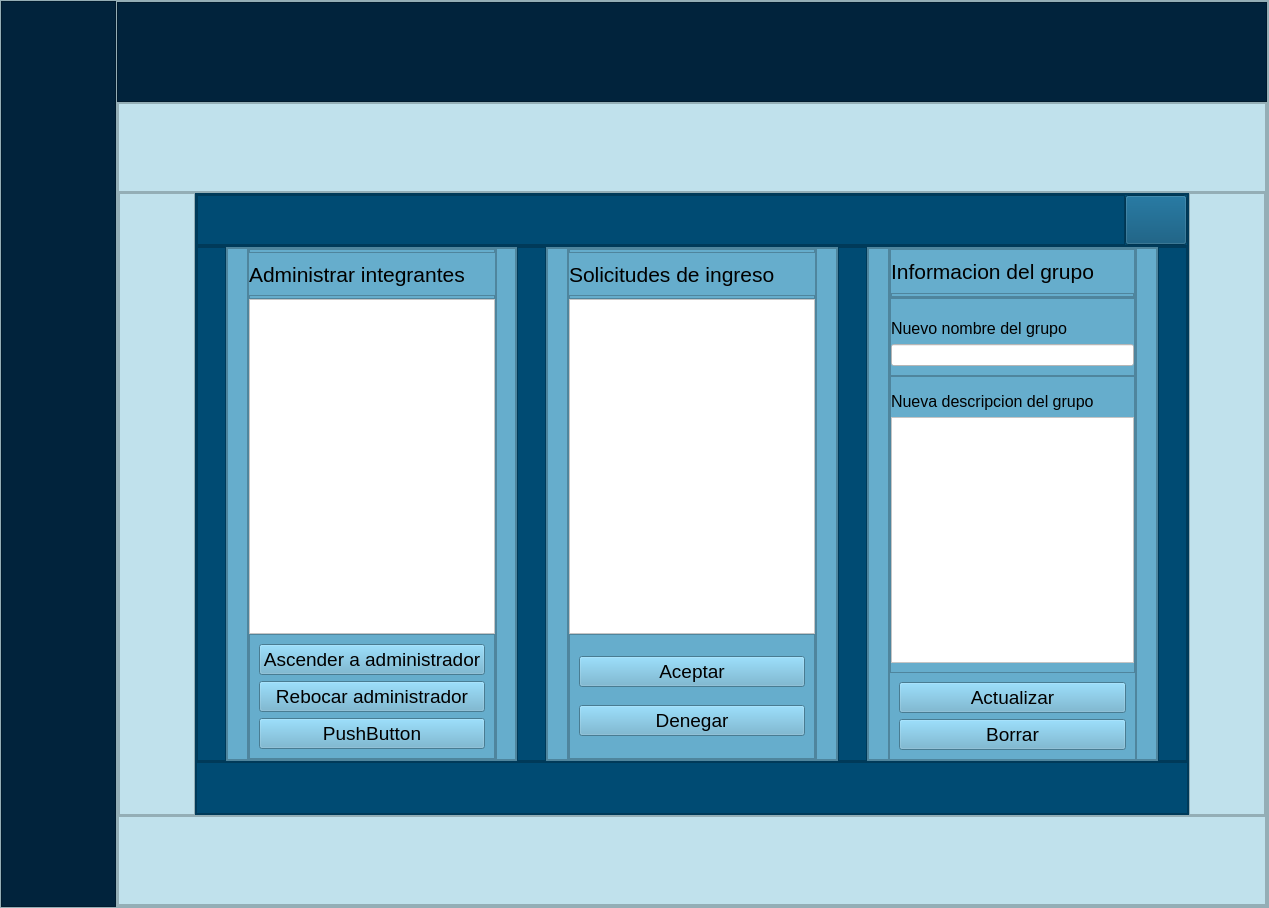
This is src/resources/interface/Ventana_AdministracionGrupos.ui in Yosoyepa/MyUnApp as Qt 5 draws it before an edit. The edited form follows.
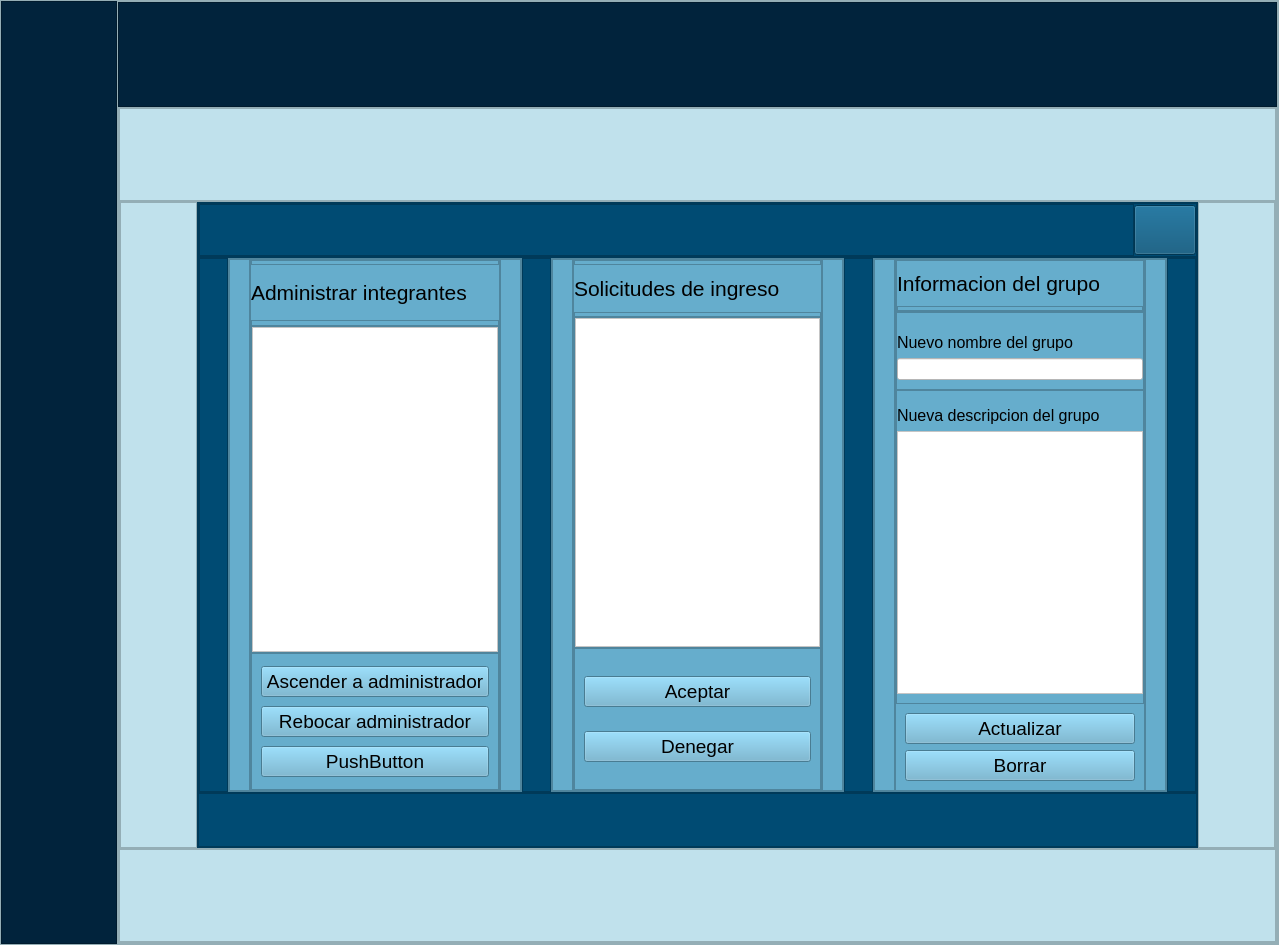
This is the edited form. Icons and pictures are not drawn.

Commit message: Para el merge

Diff of the .ui file:
```diff
--- a/src/resources/interface/Ventana_AdministracionGrupos.ui
+++ b/src/resources/interface/Ventana_AdministracionGrupos.ui
@@ -6,8 +6,8 @@
    <rect>
     <x>0</x>
     <y>0</y>
-    <width>1269</width>
-    <height>908</height>
+    <width>1279</width>
+    <height>945</height>
    </rect>
   </property>
   <property name="windowTitle">
@@ -507,7 +507,7 @@
                            <property name="frameShadow">
                             <enum>QFrame::Raised</enum>
                            </property>
-                           <layout class="QVBoxLayout" name="verticalLayout_6" stretch="1,10,1,80,25">
+                           <layout class="QVBoxLayout" name="verticalLayout_6" stretch="1,10,1,60,25">
                             <property name="spacing">
                              <number>0</number>
                             </property>
@@ -556,10 +556,44 @@
                              </widget>
                             </item>
                             <item>
-                             <widget class="QListView" name="listView">
-                              <property name="styleSheet">
-                               <string notr="true">background-color: rgb(255, 255, 255);</string>
+                             <widget class="QScrollArea" name="scrollArea">
+                              <property name="widgetResizable">
+                               <bool>true</bool>
                               </property>
+                              <widget class="QWidget" name="scrollAreaWidgetContents_3">
+                               <property name="geometry">
+                                <rect>
+                                 <x>0</x>
+                                 <y>0</y>
+                                 <width>246</width>
+                                 <height>325</height>
+                                </rect>
+                               </property>
+                               <layout class="QVBoxLayout" name="verticalLayout_18">
+                                <property name="spacing">
+                                 <number>0</number>
+                                </property>
+                                <property name="leftMargin">
+                                 <number>0</number>
+                                </property>
+                                <property name="topMargin">
+                                 <number>0</number>
+                                </property>
+                                <property name="rightMargin">
+                                 <number>0</number>
+                                </property>
+                                <property name="bottomMargin">
+                                 <number>0</number>
+                                </property>
+                                <item>
+                                 <widget class="QListWidget" name="listWidget">
+                                  <property name="styleSheet">
+                                   <string notr="true">background-color: rgb(255, 255, 255);</string>
+                                  </property>
+                                 </widget>
+                                </item>
+                               </layout>
+                              </widget>
                              </widget>
                             </item>
                             <item>
@@ -687,7 +721,7 @@
                            <property name="frameShadow">
                             <enum>QFrame::Raised</enum>
                            </property>
-                           <layout class="QVBoxLayout" name="verticalLayout_10" stretch="1,10,1,80,30">
+                           <layout class="QVBoxLayout" name="verticalLayout_10" stretch="1,10,1,70,30">
                             <property name="spacing">
                              <number>0</number>
                             </property>
@@ -736,10 +770,44 @@
                              </widget>
                             </item>
                             <item>
-                             <widget class="QListView" name="listView_5">
-                              <property name="styleSheet">
-                               <string notr="true">background-color: rgb(255, 255, 255);</string>
+                             <widget class="QScrollArea" name="scrollArea_2">
+                              <property name="widgetResizable">
+                               <bool>true</bool>
                               </property>
+                              <widget class="QWidget" name="scrollAreaWidgetContents_4">
+                               <property name="geometry">
+                                <rect>
+                                 <x>0</x>
+                                 <y>0</y>
+                                 <width>245</width>
+                                 <height>329</height>
+                                </rect>
+                               </property>
+                               <layout class="QVBoxLayout" name="verticalLayout_19">
+                                <property name="spacing">
+                                 <number>0</number>
+                                </property>
+                                <property name="leftMargin">
+                                 <number>0</number>
+                                </property>
+                                <property name="topMargin">
+                                 <number>0</number>
+                                </property>
+                                <property name="rightMargin">
+                                 <number>0</number>
+                                </property>
+                                <property name="bottomMargin">
+                                 <number>0</number>
+                                </property>
+                                <item>
+                                 <widget class="QListWidget" name="listWidget_2">
+                                  <property name="styleSheet">
+                                   <string notr="true">background-color: rgb(255, 255, 255);</string>
+                                  </property>
+                                 </widget>
+                                </item>
+                               </layout>
+                              </widget>
                              </widget>
                             </item>
                             <item>
```
Left out of the diff: 2 changed lines with no effect on the pictures.
